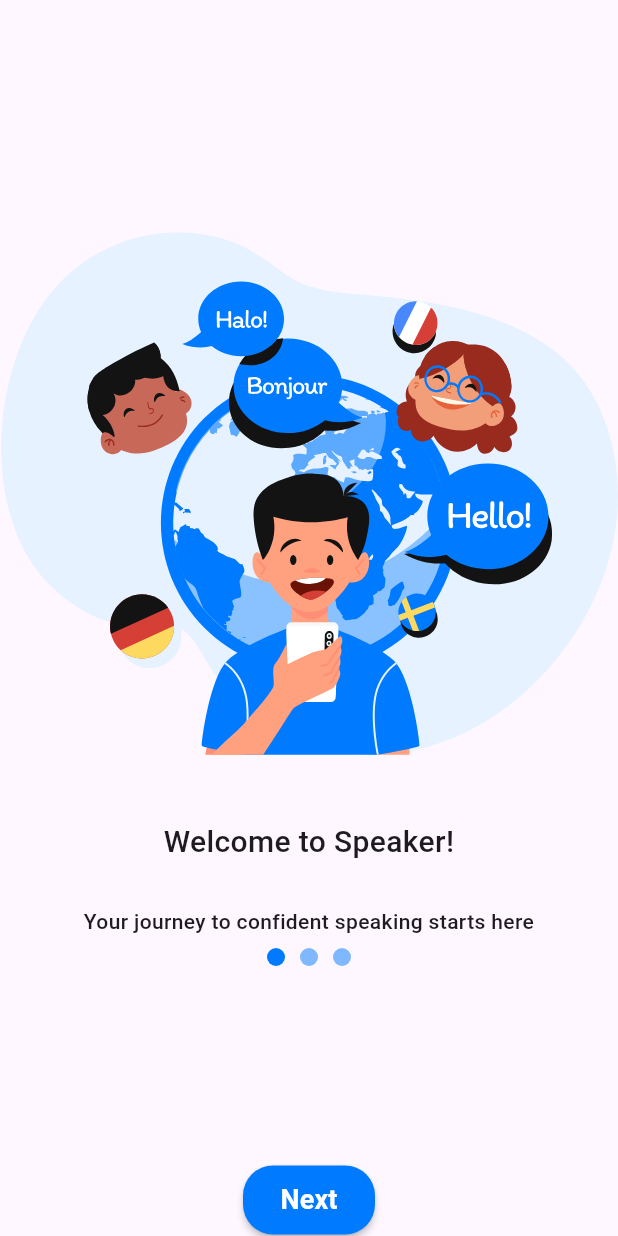
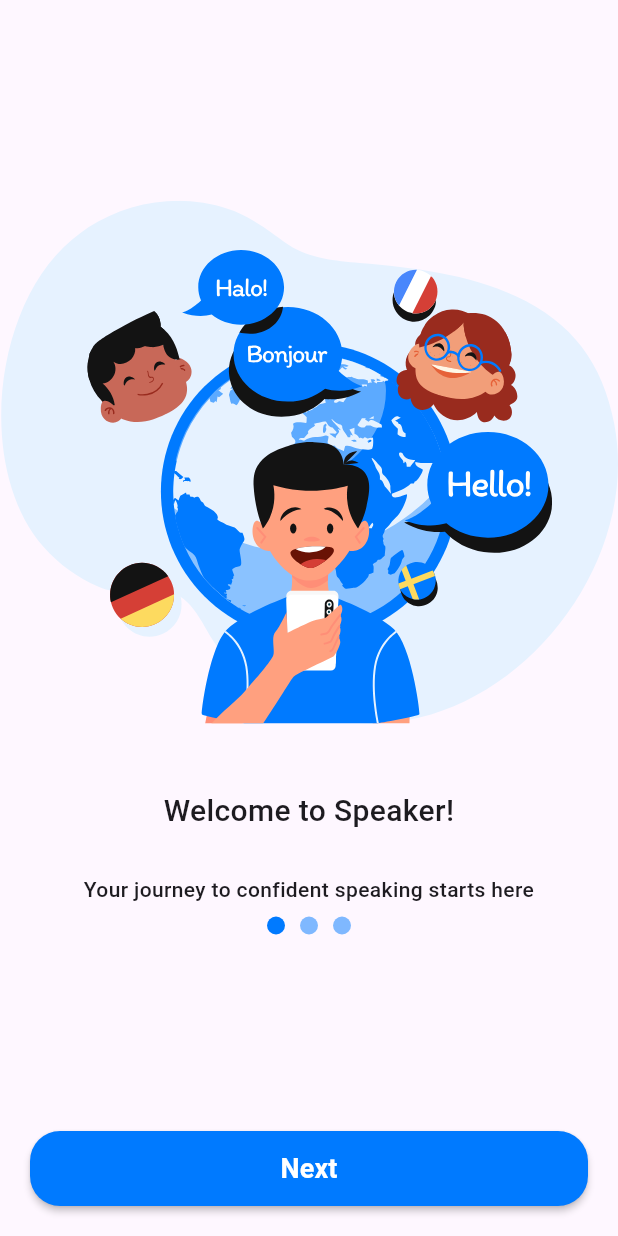
Before and after one commit to AymanOmara/vocabulary, a Flutter app: the screen it shows after launch, after a tap on "Start Learning", on a phone screen of 412 x 824 dp. Run offline on Flutter 3.47's test engine with Material 3 defaults, Android fonts, the phone set to English and light mode, and no system bars; our stand-ins replace bloc, flutter_bloc, flutter_svg, get, get_it, get_storage.

Commit message:
finish on boarding ,

```diff
--- a/lib/core/di/injector.dart
+++ b/lib/core/di/injector.dart
@@ -1,4 +1,5 @@
 import 'package:get_it/get_it.dart';
+import 'package:vocabulary/features/on_boarding/info_taking_screen/business_logic/info_taking_cubit.dart';
 import 'package:vocabulary/features/on_boarding/on_boarding/business_logic/on_boarding_cubit.dart';
 
 var getIt = GetIt.I;
@@ -8,4 +9,5 @@ void registerDependencies(GetIt diInjector) async {
   getIt.registerFactory(() => OnBoardingCubit(
         diInjector(),
       ));
+  getIt.registerFactory(() => InfoTakingCubit());
 }
--- a/lib/core/routing/app_router.dart
+++ b/lib/core/routing/app_router.dart
@@ -3,6 +3,8 @@ import 'package:flutter_bloc/flutter_bloc.dart';
 import 'package:vocabulary/core/di/injector.dart';
 import 'package:vocabulary/core/routing/app_routes.dart';
 import 'package:vocabulary/features/on_boarding/getting_started/presentation/getting_started_screen.dart';
+import 'package:vocabulary/features/on_boarding/info_taking_screen/business_logic/info_taking_cubit.dart';
+import 'package:vocabulary/features/on_boarding/info_taking_screen/presentation/page/info_taking_screen.dart';
 import 'package:vocabulary/features/on_boarding/on_boarding/business_logic/on_boarding_cubit.dart';
 import 'package:vocabulary/features/on_boarding/on_boarding/presentation/page/on_boarding_screen.dart';
 
@@ -20,6 +22,13 @@ class AppRouter {
             child: OnBoardingScreen(),
           ),
         );
+      case AppRoutes.infoTakingScreen:
+        return MaterialPageRoute(
+          builder: (_) => BlocProvider(
+            create: (_) => getIt<InfoTakingCubit>(),
+            child: InfoTakingScreen(),
+          ),
+        );
     }
     return null;
   }
--- a/lib/features/on_boarding/getting_started/presentation/getting_started_screen.dart
+++ b/lib/features/on_boarding/getting_started/presentation/getting_started_screen.dart
@@ -12,6 +12,11 @@ class GettingStartedScreen extends StatelessWidget {
       body: SizedBox(
         width: double.infinity,
         child: Column(
+          mainAxisAlignment: MainAxisAlignment.center,
+          children: [
+            Expanded(
+              child: Column(
+                mainAxisSize: MainAxisSize.max,
                 mainAxisAlignment: MainAxisAlignment.center,
                 children: [
                   Row(
@@ -33,15 +38,20 @@ class GettingStartedScreen extends StatelessWidget {
                     "Learn a language in 3 minute a day",
                     textAlign: TextAlign.center,
                     style: TextStyle(
-                fontSize: 30,
+                      fontSize: 22,
                       fontWeight: FontWeight.w500,
+                    ),
+                  ),
+                ],
               ),
             ),
             Padding(
               padding: const EdgeInsets.symmetric(horizontal: 20),
               child: MaterialButton(
                 shape: RoundedRectangleBorder(
-                  borderRadius: BorderRadius.circular(10.0), // Rounded corners
+                  borderRadius: BorderRadius.circular(
+                    10.0,
+                  ),
                 ),
                 height: 50,
                 minWidth: double.infinity,
@@ -60,7 +70,8 @@ class GettingStartedScreen extends StatelessWidget {
                   ),
                 ),
               ),
-            )
+            ),
+            SizedBox(height: 20,),
           ],
         ),
       ),
--- a/lib/features/on_boarding/info_taking_screen/presentation/page/info_taking_screen.dart
+++ b/lib/features/on_boarding/info_taking_screen/presentation/page/info_taking_screen.dart
@@ -1,14 +1,20 @@
 import 'package:flutter/material.dart';
+import 'package:flutter_bloc/flutter_bloc.dart';
+import 'package:vocabulary/features/on_boarding/info_taking_screen/business_logic/info_taking_cubit.dart';
 
 class InfoTakingScreen extends StatelessWidget {
   const InfoTakingScreen({super.key});
 
   @override
   Widget build(BuildContext context) {
-    return Scaffold(
-      body: Center(
-        child: Text("info taking screen"),
-      ),
+    return BlocBuilder<InfoTakingCubit, InfoTakingStates>(
+      builder: (context, state) {
+        return Scaffold(
+          body: Center(
+            child: Text("info taking screen"),
+          ),
+        );
+      },
     );
   }
 }
--- a/lib/features/on_boarding/on_boarding/presentation/page/on_boarding_screen.dart
+++ b/lib/features/on_boarding/on_boarding/presentation/page/on_boarding_screen.dart
@@ -22,7 +22,11 @@ class OnBoardingScreen extends StatelessWidget {
               OnBoardingCarouselSlider(
                 pageViewController: pageViewController,
               ),
-              MaterialButton(
+              Padding(
+                padding: const EdgeInsets.all(20),
+                child: MaterialButton(
+                  height: 50,
+                  minWidth: double.infinity,
                   color: linkColor,
                   shape: RoundedRectangleBorder(
                     borderRadius: BorderRadius.circular(
@@ -48,8 +52,6 @@ class OnBoardingScreen extends StatelessWidget {
                       // );
                     }
                   },
-                child: Padding(
-                  padding: const EdgeInsets.symmetric(vertical: 10),
                   child: Text(
                     cubit.currentIndex >= cubit.onBoardingSliders.length - 1
                         ? "Get Started"
```
Lines whose indentation alone changed are shown as unchanged.
